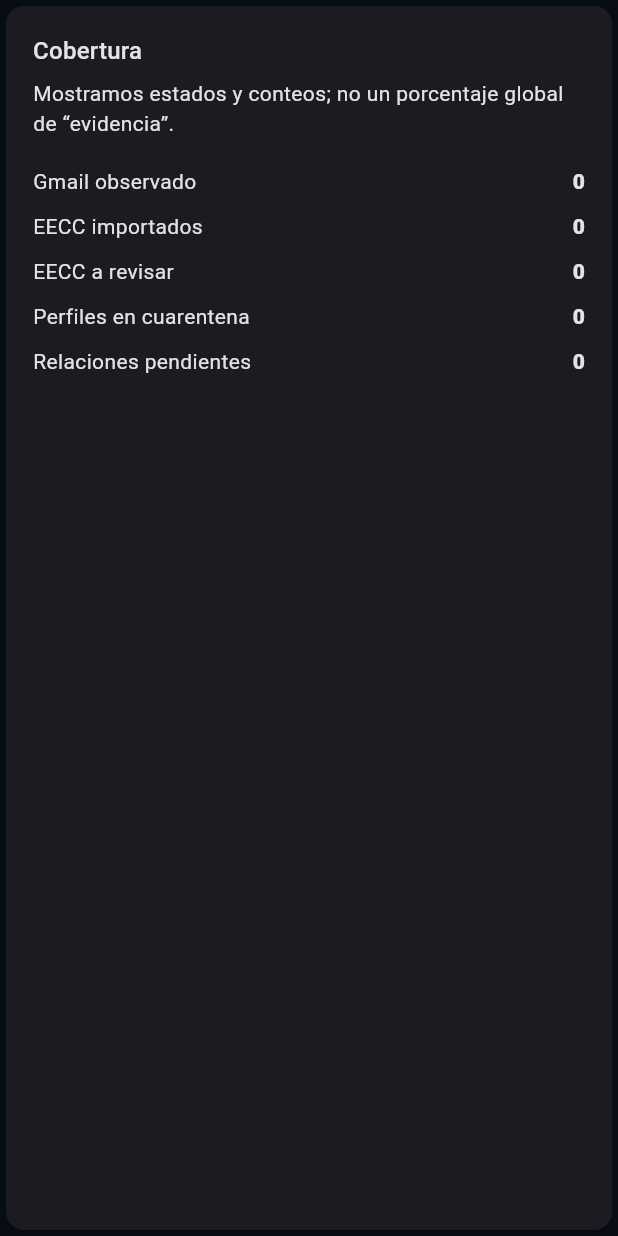
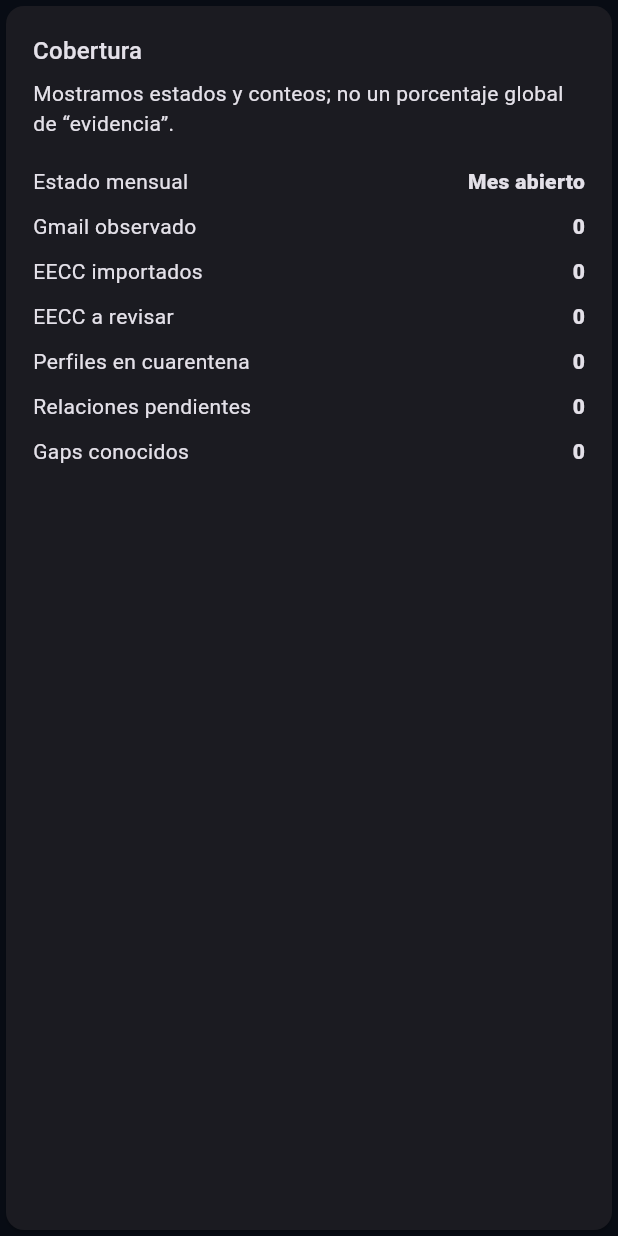
Before and after one commit to Em3rc0d/FinanceSensor, a Flutter app: the _Coverage widget shown alone on an empty page, opened directly with empty values, on a phone screen of 412 x 824 dp. Run offline on Flutter 3.47's test engine with Material 3 defaults, Android fonts, the phone set to English and light mode, and no system bars; missing offline and left inert: pdfrx.

Commit message:
feat(alpha2): show honest monthly and account mapping state

```diff
--- a/spikes/mobile-shell/lib/main_alpha2.dart
+++ b/spikes/mobile-shell/lib/main_alpha2.dart
@@ -407,6 +407,10 @@ class _Coverage extends StatelessWidget {
     final imported = result.statementOutcomes.where((item) => item.status == 'IMPORTED').length;
     final review = result.statementOutcomes.where((item) => item.status == 'REVIEW_REQUIRED').length;
     final quarantined = result.statementOutcomes.where((item) => item.status == 'QUARANTINED_PROFILE').length;
+    final monthly = result.productGate.monthlyClose;
+    final pendingMappings = result.productGate.ownershipDecisions
+        .where((item) => item.ownedNodeId == null)
+        .length;
     return Card(
       child: Padding(
         padding: const EdgeInsets.all(18),
@@ -417,11 +421,30 @@ class _Coverage extends StatelessWidget {
             const SizedBox(height: 6),
             const Text('Mostramos estados y conteos; no un porcentaje global de “evidencia”.'),
             const SizedBox(height: 14),
+            _CoverageRow(
+              label: 'Estado mensual',
+              value: _monthlyStatusLabel(monthly?.status.name),
+            ),
+            if (result.productGate.accountMappingRequired)
+              _CoverageRow(
+                label: 'Mapeo de cuenta',
+                value: pendingMappings > 0
+                    ? 'Requerido · $pendingMappings'
+                    : 'Requerido',
+              )
+            else if (result.productGate.ownershipDecisions.isNotEmpty)
+              const _CoverageRow(label: 'Mapeo de cuenta', value: 'Confirmado'),
             _CoverageRow(label: 'Gmail observado', value: '${result.gmailEvidenceCount}'),
             _CoverageRow(label: 'EECC importados', value: '$imported'),
             _CoverageRow(label: 'EECC a revisar', value: '$review'),
             _CoverageRow(label: 'Perfiles en cuarentena', value: '$quarantined'),
             _CoverageRow(label: 'Relaciones pendientes', value: '${result.runtime.pendingResolutions.length}'),
+            _CoverageRow(label: 'Gaps conocidos', value: '${result.projection.knowledgeGaps.length}'),
+            if (result.productGate.blockingReasons.isNotEmpty)
+              _CoverageRow(
+                label: 'Bloqueos de cierre',
+                value: '${result.productGate.blockingReasons.length}',
+              ),
           ],
         ),
       ),
@@ -533,6 +556,17 @@ String _truthLabel(String state) => switch (state) {
       _ => 'Por confirmar',
     };
 
+String _monthlyStatusLabel(String? state) => switch (state) {
+      'reconciled' => 'Reconciliado',
+      'reviewRequired' => 'Revisión requerida',
+      'waitingForStatements' => 'Esperando EECC',
+      'importing' => 'Importando',
+      'reconciling' => 'Reconciliando',
+      'reopened' => 'Reabierto',
+      'openLive' => 'Mes abierto',
+      _ => 'Sin cierre evaluado',
+    };
+
 String _money(double value, String currency) {
   final prefix = currency == 'PEN' ? 'S/' : currency == 'USD' ? r'$' : currency;
   return '$prefix ${value.toStringAsFixed(2)}';
```
